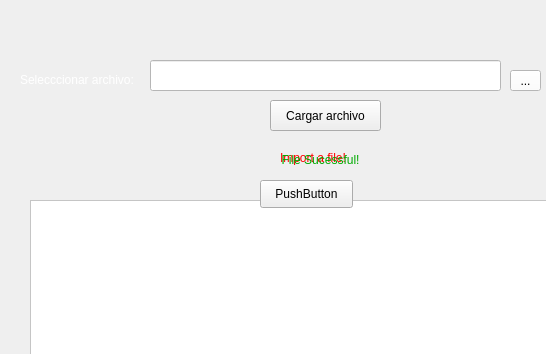
Above: Views/main.ui from AxelRuLo/CompiladoresP1 before the change; both pictures show x 0 to 546 and y 0 to 354 of the 1083 by 772 pixel window. Below: the same form after it.
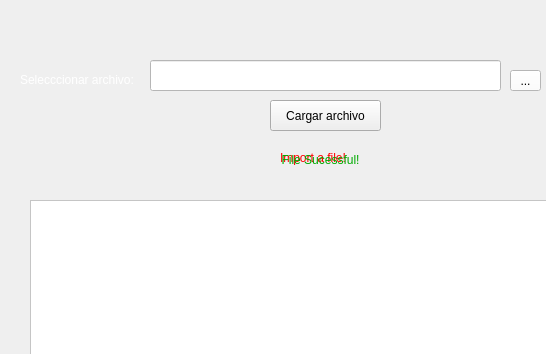
That is the form after the change.

Diff of the .ui file:
```diff
--- a/Views/main.ui
+++ b/Views/main.ui
@@ -170,20 +170,6 @@
      <string>LIMPIAR CÓDIGO</string>
     </property>
    </widget>
-   <widget class="QPushButton" name="pushButton">
-    <property name="geometry">
-     <rect>
-      <x>260</x>
-      <y>180</y>
-      <width>93</width>
-      <height>28</height>
-     </rect>
-    </property>
-    <property name="text">
-     <string>PushButton</string>
-    </property>
-   </widget>
-
    <widget class="QTableWidget" name="tabla_tokens">
     <property name="geometry">
      <rect>
```
